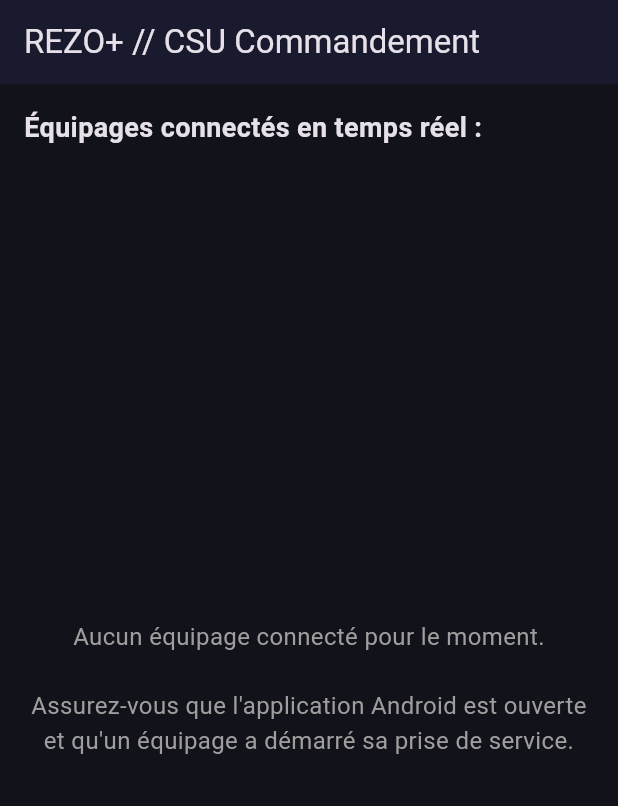
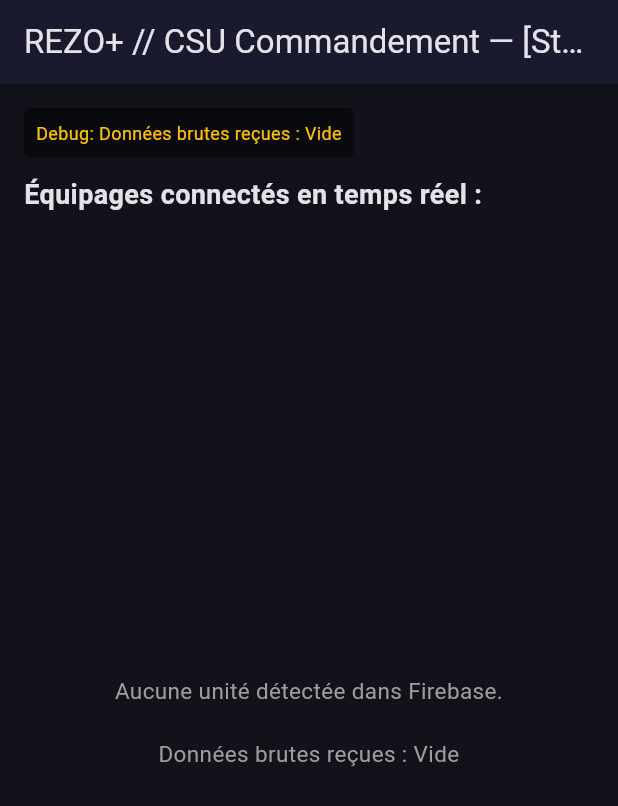
Before and after one commit to xmeynier-web/rezoplus-csu, a Flutter app: the screen it shows after launch, on a phone screen of 412 x 824 dp. Shown: the top 806 px of the screen. Run offline on Flutter 3.47's test engine with Material 3 defaults, Android fonts, the light colour scheme and no system bars; our stand-ins replace firebase_core, firebase_database; accounts and stored records are empty.

Commit message:
Refactor Firebase database listener and debug info
Updated database reference to listen to the root and adjusted data handling accordingly. Added debug information display for Firebase connection status.

```diff
--- a/lib/main.dart
+++ b/lib/main.dart
@@ -45,25 +45,39 @@ class DispatchDashboard extends StatefulWidget {
 }
 
 class _DispatchDashboardState extends State<DispatchDashboard> {
-  final DatabaseReference _dbRef = FirebaseDatabase.instance.ref("units");
+  // On écoute la racine pour s'assurer de récupérer les données peu importe le nœud
+  final DatabaseReference _dbRef = FirebaseDatabase.instance.ref();
   Map<String, dynamic> _units = {};
   bool _hasSosAlert = false;
   bool _isLoading = true;
+  String _debugInfo = "Connexion à Firebase en cours...";
 
   @override
   void initState() {
     super.initState();
-    _listenToUnits();
+    _listenToDatabase();
   }
 
-  void _listenToUnits() {
+  void _listenToDatabase() {
     _dbRef.onValue.listen((event) {
-      final data = event.snapshot.value as Map<dynamic, dynamic>?;
-      if (data != null) {
+      final rawData = event.snapshot.value;
+      setState(() {
+        _debugInfo = "Données brutes reçues : ${rawData != null ? 'Oui' : 'Vide'}";
+      });
+
+      if (rawData != null && rawData is Map) {
+        // Recherche des unités (soit dans un nœud 'units', soit directement à la racine)
+        Map<dynamic, dynamic>? unitsMap;
+        if (rawData.containsKey('units') && rawData['units'] is Map) {
+          unitsMap = rawData['units'] as Map<dynamic, dynamic>;
+        } else {
+          unitsMap = rawData;
+        }
+
         Map<String, dynamic> parsedUnits = {};
         bool sosDetected = false;
 
-        data.forEach((key, value) {
+        unitsMap.forEach((key, value) {
           if (value != null && value is Map) {
             final unitMap = Map<String, dynamic>.from(value);
             parsedUnits[key.toString()] = unitMap;
@@ -88,6 +102,7 @@ class _DispatchDashboardState extends State<DispatchDashboard> {
     }, onError: (error) {
       setState(() {
         _isLoading = false;
+        _debugInfo = "Erreur Firebase : $error";
       });
     });
   }
@@ -123,7 +138,8 @@ class _DispatchDashboardState extends State<DispatchDashboard> {
             style: ElevatedButton.styleFrom(backgroundColor: Colors.blueAccent),
             onPressed: () {
               if (titleController.text.isNotEmpty && locationController.text.isNotEmpty) {
-                _dbRef.child("$unitId/active_mission").set({
+                // Compatible avec les deux structures de base de données
+                _dbRef.child("units/$unitId/active_mission").set({
                   "title": titleController.text.trim(),
                   "location": locationController.text.trim(),
                   "timestamp": ServerValue.timestamp,
@@ -139,7 +155,7 @@ class _DispatchDashboardState extends State<DispatchDashboard> {
   }
 
   void _clearMission(String unitId) {
-    _dbRef.child("$unitId/active_mission").remove();
+    _dbRef.child("units/$unitId/active_mission").remove();
   }
 
   Color _getStatusColor(String? status) {
@@ -161,7 +177,7 @@ class _DispatchDashboardState extends State<DispatchDashboard> {
   Widget build(BuildContext context) {
     return Scaffold(
       appBar: AppBar(
-        title: const Text('REZO+ // CSU Commandement'),
+        title: Text('REZO+ // CSU Commandement — [Status: ${_units.length} unité(s)]'),
         backgroundColor: _hasSosAlert ? Colors.red.shade900 : const Color(0xFF1a1a2e),
       ),
       body: Padding(
@@ -169,14 +185,19 @@ class _DispatchDashboardState extends State<DispatchDashboard> {
         child: Column(
           crossAxisAlignment: CrossAxisAlignment.start,
           children: [
+            // Barre de debug temporaire pour voir l'état de la liaison
+            Container(
+              margin: const EdgeInsets.only(bottom: 12),
+              padding: const EdgeInsets.all(8),
+              decoration: BoxDecoration(color: Colors.black45, borderRadius: BorderRadius.circular(4)),
+              child: Text('Debug: $_debugInfo', style: const TextStyle(fontSize: 12, color: Colors.amber)),
+            ),
+
             if (_hasSosAlert)
               Container(
                 margin: const EdgeInsets.only(bottom: 16),
                 padding: const EdgeInsets.all(16),
-                decoration: BoxDecoration(
-                  color: Colors.red,
-                  borderRadius: BorderRadius.circular(8),
-                ),
+                decoration: BoxDecoration(color: Colors.red, borderRadius: BorderRadius.circular(8)),
                 child: const Row(
                   children: [
                     Icon(Icons.warning_amber_rounded, size: 36, color: Colors.white),
@@ -201,11 +222,11 @@ class _DispatchDashboardState extends State<DispatchDashboard> {
               child: _isLoading
                   ? const Center(child: CircularProgressIndicator())
                   : _units.isEmpty
-                      ? const Center(
+                      ? Center(
                           child: Text(
-                            'Aucun équipage connecté pour le moment.\n\nAssurez-vous que l\'application Android est ouverte et qu\'un équipage a démarré sa prise de service.',
+                            'Aucune unité détectée dans Firebase.\n\n$_debugInfo',
                             textAlign: TextAlign.center,
-                            style: TextStyle(color: Colors.grey, fontSize: 16),
+                            style: const TextStyle(color: Colors.grey, fontSize: 15),
                           ),
                         )
                       : GridView.builder(
@@ -218,7 +239,10 @@ class _DispatchDashboardState extends State<DispatchDashboard> {
                           itemCount: _units.length,
                           itemBuilder: (context, index) {
                             String unitId = _units.keys.elementAt(index);
-                            Map<String, dynamic> data = _units[unitId];
+                            // Eviter d'afficher des métadonnées système si présentes à la racine
+                            if (unitId == 'units') return const SizedBox.shrink();
+
+                            Map<String, dynamic> data = Map<String, dynamic>.from(_units[unitId] ?? {});
                             String status = data['status'] ?? 'INCONNU';
                             Map<dynamic, dynamic>? mission = data['active_mission'];
                             dynamic lat = data['latitude'];
```
